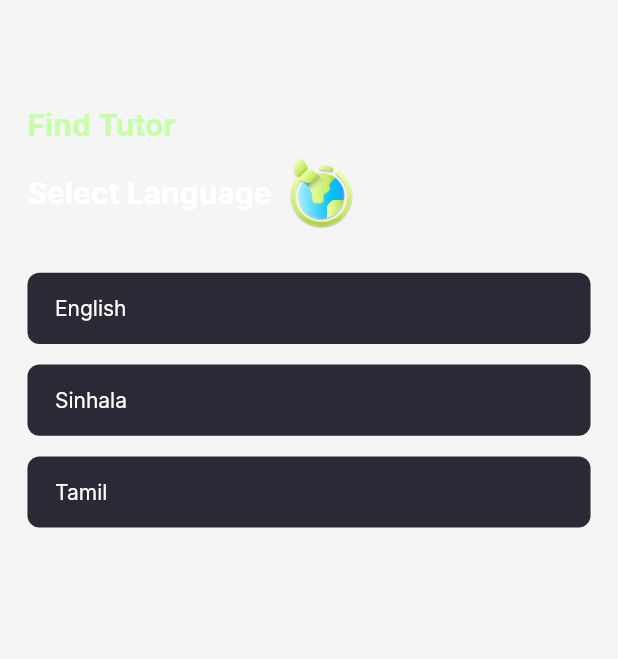
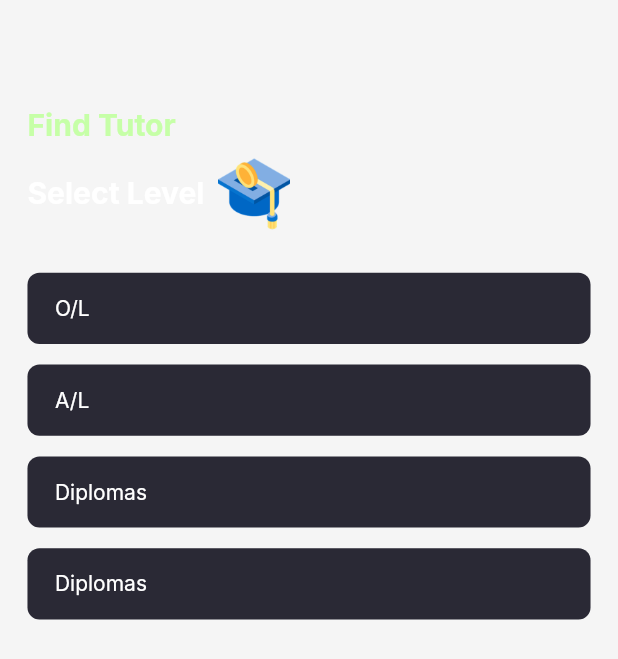
Before and after one commit to Zabith-Fulail/Academeet, a Flutter app: the LanguageSelectionView screen opened by its route, after a tap on "English", on a phone screen of 412 x 824 dp. Shown: the top 659 px of the screen. Run offline on Flutter 3.47's test engine with Material 3 defaults, Android fonts, the phone set to English and light mode, and no system bars; our stand-ins replace connectivity_plus, country_picker, dartz, dio, equatable, flutter_bloc and 8 more; accounts and stored records are empty; Roboto replaces fonts that are missing (Inter).

Commit message:
ui development : subject_selection_view.dart

```diff
--- a/lib/features/presentation/views/booking/language_selection_view.dart
+++ b/lib/features/presentation/views/booking/language_selection_view.dart
@@ -1,6 +1,7 @@
 import 'package:academeet/core/theme/text_styles.dart';
 import 'package:academeet/core/theme/theme_data.dart';
 import 'package:academeet/utils/app_assets.dart';
+import 'package:academeet/utils/navigation_routes.dart';
 import 'package:flutter/material.dart';
 import 'package:flutter_screenutil/flutter_screenutil.dart';
 
@@ -50,6 +51,7 @@ class _LanguageSelectionViewState extends State<LanguageSelectionView> {
                 onTap: (){
                   selectedLanguage = languages[index];
                   setState(() {});
+                  Navigator.pushNamed(context, Routes.kLevelSelectionView,arguments: selectedLanguage);
                 },
               );
             }),
--- /dev/null
+++ b/lib/features/presentation/views/booking/level_selection_view.dart
@@ -0,0 +1,85 @@
+import 'package:flutter/material.dart';
+import 'package:flutter_screenutil/flutter_screenutil.dart';
+
+import '../../../../core/theme/text_styles.dart';
+import '../../../../core/theme/theme_data.dart';
+import '../../../../utils/app_assets.dart';
+import '../../widget/selection_chip_button.dart';
+import 'language_selection_view.dart';
+
+class LevelSelectionView extends StatefulWidget {
+  final LanguageEntity selectedLanguage;
+
+  const LevelSelectionView({super.key, required this.selectedLanguage});
+
+  @override
+  State<LevelSelectionView> createState() => _LevelSelectionViewState();
+}
+
+class _LevelSelectionViewState extends State<LevelSelectionView> {
+  List<LevelEntity> languages = [
+    LevelEntity(name: "O/L", code: "1"),
+    LevelEntity(name: "A/L", code: "2"),
+    LevelEntity(name: "Diplomas", code: "3"),
+    LevelEntity(name: "Diplomas", code: "3"),
+  ];
+  LevelEntity? selectedLanguage;
+
+  @override
+  Widget build(BuildContext context) {
+    return Scaffold(
+      body: Column(
+        crossAxisAlignment: CrossAxisAlignment.start,
+        children: [
+          60.verticalSpace,
+          Padding(
+            padding: const EdgeInsets.symmetric(horizontal: 16.0).w,
+            child: Text(
+              "Find Tutor",
+              style: size20weight700.copyWith(color: colors(context).darkGreen),
+            ),
+          ),
+          8.verticalSpace,
+          Padding(
+            padding: const EdgeInsets.symmetric(horizontal: 16.0).w,
+            child: Row(
+              children: [
+                Text(
+                  "Select Level",
+                  style: size20weight700.copyWith(
+                    color: colors(context).whiteColor,
+                  ),
+                ),
+                8.horizontalSpace,
+                Image.asset(AppAssets.icGraduationCap, width: 48, height: 48),
+              ],
+            ),
+          ),
+          24.verticalSpace,
+          Expanded(
+            child: ListView.builder(
+              padding: EdgeInsets.zero,
+              itemCount: languages.length,
+              itemBuilder: (context, index) {
+                return SelectionChipButton(
+                  label: languages[index].name,
+                  onTap: () {
+                    selectedLanguage = languages[index];
+                    setState(() {});
+                  },
+                );
+              },
+            ),
+          ),
+        ],
+      ),
+    );
+  }
+}
+
+class LevelEntity {
+  final String name;
+  final String code;
+
+  LevelEntity({required this.name, required this.code});
+}
--- a/lib/features/presentation/widget/selection_chip_button.dart
+++ b/lib/features/presentation/widget/selection_chip_button.dart
@@ -20,13 +20,14 @@ class SelectionChipButton extends StatefulWidget {
 class _SelectionChipButtonState extends State<SelectionChipButton> {
   @override
   Widget build(BuildContext context) {
-    return InkWell(
+    return Padding(
+      padding: const EdgeInsets.fromLTRB(16,0,16,12).w,
+      child: InkWell(
+        borderRadius: BorderRadius.circular(6),
         onTap: widget.onTap,
-
         child: Container(
           width: double.maxFinite,
           padding: const EdgeInsets.symmetric(vertical: 12, horizontal: 16).w,
-        margin: EdgeInsets.fromLTRB(16,0,16,12).w,
           decoration: BoxDecoration(
             color: Color(0xFF2A2935),
             borderRadius: BorderRadius.circular(8),
@@ -36,6 +37,7 @@ class _SelectionChipButtonState extends State<SelectionChipButton> {
             style: size14weight400.copyWith(color: colors(context).whiteColor),
           ),
         ),
+      ),
     );
   }
 }
--- a/lib/utils/app_assets.dart
+++ b/lib/utils/app_assets.dart
@@ -51,6 +51,8 @@ class AppAssets {
   static String get mainMenuBackground => '${kPNGImagePath}mainMenuBackground$kPngType';
   static String get splashIcon => '${kPNGImagePath}splashIcon$kPngType';
   static String get icGlobe => '${kPNGImagePath}icGlobe$kPngType';
+  static String get icGraduationCap => '${kPNGImagePath}icGraduationCap$kPngType';
+  static String get icBook => '${kPNGImagePath}icBook$kPngType';
   static String get iconBook => '${kPNGImagePath}iconBook$kPngType';
 
   ///WEBP
--- a/lib/utils/navigation_routes.dart
+++ b/lib/utils/navigation_routes.dart
@@ -4,6 +4,7 @@ import '../features/presentation/views/booking/book_tutor_screen.dart';
 import '../features/presentation/views/booking/booking_date_time_view.dart';
 import '../features/presentation/views/booking/booking_success_view.dart';
 import '../features/presentation/views/booking/language_selection_view.dart';
+import '../features/presentation/views/booking/level_selection_view.dart';
 import '../features/presentation/views/booking/payment_view.dart';
 import '../features/presentation/views/booking/select_subject_category.dart';
 import '../features/presentation/views/home/home_screen_dashboard.dart';
@@ -27,6 +28,7 @@ class Routes {
   static const String kBookingSuccessView = 'kBookingSuccessView';
   static const String kStudentHomeScreen = 'kStudentHomeScreen';
   static const String kTutorDetailScreen = 'kTutorDetailScreen';
+  static const String kLevelSelectionView = 'kLevelSelectionView';
   static const String kSelectSubjectCategory = 'kSelectSubjectCategory';
   static const String kLanguageSelectionView = 'kLanguageSelectionView';
 
@@ -75,6 +77,13 @@ class Routes {
           LanguageSelectionView(),
           kLanguageSelectionView,
         );
+        case kLevelSelectionView:
+        return _slideTransition(
+          LevelSelectionView(
+            selectedLanguage: settings.arguments as LanguageEntity,
+          ),
+          kLevelSelectionView,
+        );
       default:
         return _slideTransition(
           Scaffold(
```
Also changed, not shown: assets/dark/png/icGraduationCap.png (added), assets/light/png/icGraduationCap.png (added). Lines whose indentation alone changed are shown as unchanged.
